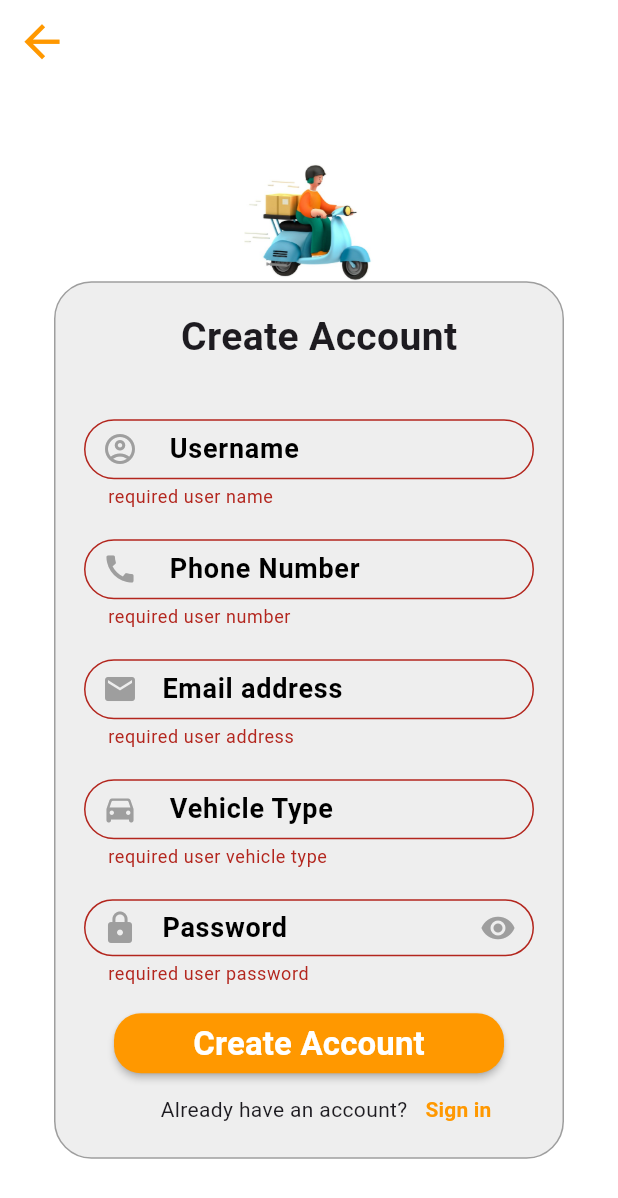
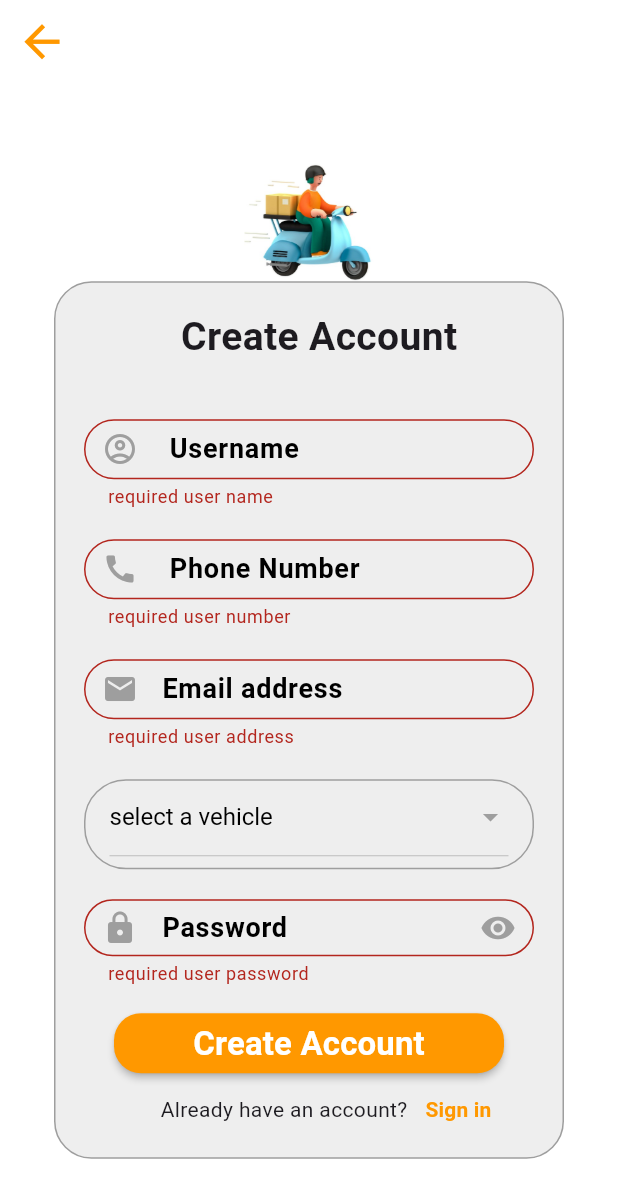
Before and after one commit to Refaat-oasis/third-year-second-term-project, a Flutter app: the SignUpDilevery screen opened directly, after a tap on "Create Account", on a phone screen of 412 x 824 dp. Shown: the top 1198 px of the screen. Run offline on Flutter 3.47's test engine with Material 3 defaults, Android fonts, the phone set to English and light mode, and no system bars; our stand-ins replace cloud_firestore, conditional_builder_null_safety, firebase_core, google_maps_flutter, hexcolor, location and 1 more; accounts and stored records are empty; network calls fail.

Commit message:
The last update i think

```diff
--- a/wasally_driver/lib/frontEnd/login_signup/signupdilevery.dart
+++ b/wasally_driver/lib/frontEnd/login_signup/signupdilevery.dart
@@ -14,7 +14,7 @@ class _SignUpDileveryState extends State<SignUpDilevery> {
   bool isVisible = true;
 
   var formKey = GlobalKey<FormState>();
-
+  var selectedVehicle;
   @override
   void initState() {
     super.initState();
@@ -70,9 +70,11 @@ class _SignUpDileveryState extends State<SignUpDilevery> {
                           validator: (value) {
                             if (value!.isEmpty) {
                               return 'required user name';
-                            } else {
-                              return null;
                             }
+                            if (!RegExp(r'^[a-zA-Z ]+$').hasMatch(value)) {
+                              return "please enter valid user name";
+                            }
+                            return null;
                           },
                           decoration: InputDecoration(
                               focusedBorder: OutlineInputBorder(
@@ -99,9 +101,11 @@ class _SignUpDileveryState extends State<SignUpDilevery> {
                           validator: (value) {
                             if (value!.isEmpty) {
                               return 'required user number';
-                            } else {
-                              return null;
                             }
+                            if (!RegExp(r'^[0-9]{11}$').hasMatch(value)) {
+                              return "please enter valid phone number";
+                            }
+                            return null;
                           },
                           decoration: InputDecoration(
                               focusedBorder: OutlineInputBorder(
@@ -128,9 +132,13 @@ class _SignUpDileveryState extends State<SignUpDilevery> {
                           validator: (value) {
                             if (value!.isEmpty) {
                               return 'required user address';
-                            } else {
-                              return null;
                             }
+                            if (!RegExp(
+                                    "^[a-zA-Z0-9+.-]+@[a-zA-Z0-9+.-]+.(com)")
+                                .hasMatch(value)) {
+                              return "please enter valid email";
+                            }
+                            return null;
                           },
                           decoration: InputDecoration(
                               focusedBorder: OutlineInputBorder(
@@ -153,27 +161,37 @@ class _SignUpDileveryState extends State<SignUpDilevery> {
                       Container(
                         width: 300,
                         height: 60,
-                        child: TextFormField(
-                          validator: (value) {
-                            if (value!.isEmpty) {
-                              return 'required user vehicle type';
-                            } else {
-                              return null;
-                            }
-                          },
-                          decoration: InputDecoration(
-                              focusedBorder: OutlineInputBorder(
-                                  borderSide:
-                                      const BorderSide(color: Colors.orange),
-                                  borderRadius: BorderRadius.circular(28)),
-                              labelText: " Vehicle Type",
-                              labelStyle: const TextStyle(color: Colors.black),
-                              prefixIcon: const Icon(
-                                Icons.directions_car_rounded,
-                                color: Colors.grey,
-                              ),
-                              border: OutlineInputBorder(
-                                  borderRadius: BorderRadius.circular(28))),
+                        decoration: BoxDecoration(
+                          borderRadius: BorderRadius.circular(28),
+                          border: Border.all(color: Colors.grey),
+                        ),
+                        child: Padding(
+                          padding: const EdgeInsets.symmetric(horizontal: 16),
+                          child: DropdownButton<String>(
+                            value: selectedVehicle,
+                            hint: const Text(
+                              'select a vehicle',
+                              style:
+                                  TextStyle(color: Colors.black, fontSize: 16),
+                            ),
+                            onChanged: (String? newValue) {
+                              setState(() {
+                                selectedVehicle = newValue;
+                              });
+                              print(newValue);
+                            },
+                            items: <String>['car', 'truck', 'courier']
+                                .map<DropdownMenuItem<String>>((String value) {
+                              return DropdownMenuItem<String>(
+                                value: value,
+                                child: Text(value),
+                              );
+                            }).toList(),
+                            style: const TextStyle(color: Colors.black),
+                            icon: const Icon(Icons.arrow_drop_down,
+                                color: Colors.grey),
+                            isExpanded: true,
+                          ),
                         ),
                       ),
                       const SizedBox(
@@ -186,9 +204,13 @@ class _SignUpDileveryState extends State<SignUpDilevery> {
                           validator: (value) {
                             if (value!.isEmpty) {
                               return 'required user password';
-                            } else {
-                              return null;
                             }
+                            if (!RegExp(
+                                    "^(?=.*[A-Z])(?=.*[a-z])(?=.*[0-9])(?=.*[.!@%^&(){}\\[\\]:;<>,.?/~_+-=|\\\\]).{8,10}")
+                                .hasMatch(value)) {
+                              return "password must contain at least 8 characters ,both uppercase and lowercase letter, one number and special character";
+                            }
+                            return null;
                           },
                           obscureText: isVisible,
                           keyboardType: TextInputType.visiblePassword,
```
Also changed, not shown: wasally_driver/lib/frontEnd/login_signup/login_screen.dart (+31 -7 lines), wasally_driver/lib/frontEnd/screens/history.dart (added, +141 -0 lines), wasally_driver/lib/frontEnd/screens/setting.dart (+22 -9 lines), wasally_driver/lib/frontEnd/screens/track_location.dart (+35 -10 lines).
